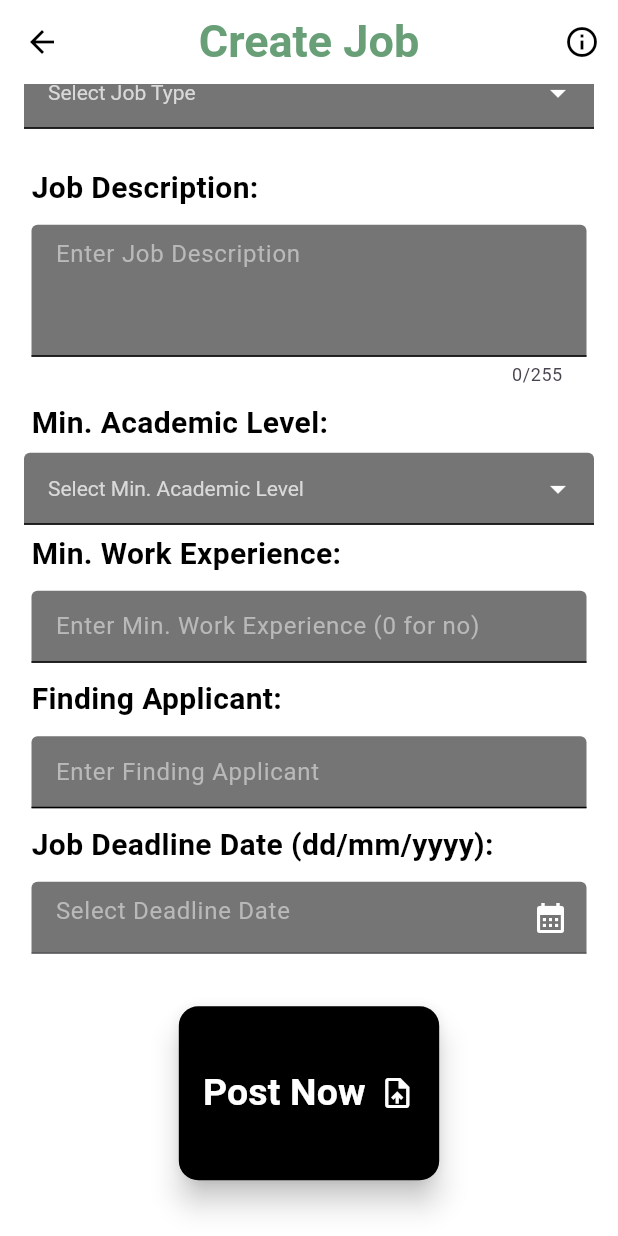
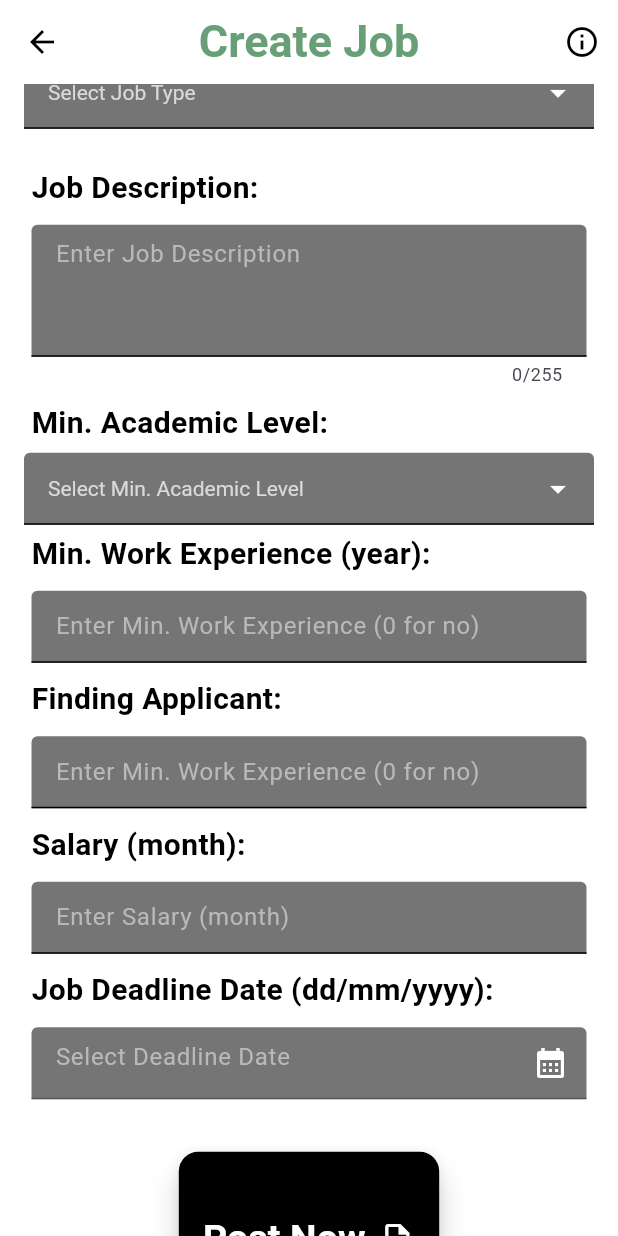
Before and after one commit to zhzhhyzh/velora-flutter, a Flutter app: the CreateJob screen opened directly, scrolled down 440 dp, on a phone screen of 412 x 824 dp. Run offline on Flutter 3.47's test engine with Material 3 defaults, Android fonts, the phone set to English and light mode, and no system bars; our stand-ins replace cached_network_image, cloud_firestore, curved_navigation_bar, firebase_auth, firebase_core, flex_color_scheme and 3 more; accounts and stored records are empty.

Commit message:
v46 salary field addon

```diff
--- a/lib/Jobs/create_job.dart
+++ b/lib/Jobs/create_job.dart
@@ -59,6 +59,9 @@ class _CreateJobState extends State<CreateJob> {
   final TextEditingController _minWorkController = TextEditingController(
     text: '',
   );
+  final TextEditingController _salaryController = TextEditingController(
+    text: '',
+  );
   final TextEditingController _finAppController = TextEditingController(
     text: '',
   );
@@ -79,7 +82,7 @@ class _CreateJobState extends State<CreateJob> {
     _minAcaController.dispose();
     _minWorkController.dispose();
     _deadlineController.dispose();
-
+    _salaryController.dispose();
     _finAppController.dispose();
   }
 
@@ -140,7 +143,7 @@ class _CreateJobState extends State<CreateJob> {
         inputFormatters: <TextInputFormatter>[
           FilteringTextInputFormatter.allow(RegExp(r'[0-9]')),
           FilteringTextInputFormatter.digitsOnly,
-          MaxValueInputFormatter(9999),
+          MaxValueInputFormatter(maxLength),
         ],
         controller: controller,
         enabled: enabled,
@@ -521,6 +524,7 @@ class _CreateJobState extends State<CreateJob> {
           'finApp': _finAppController.text,
           'deadline': _deadlineController.text,
           'deadlineTimestamp': dDateTimestamp,
+          'salary': _salaryController.text,
           'jobComments': [],
           'recruitment': true,
           'createdAt': Timestamp.now(),
@@ -543,6 +547,7 @@ class _CreateJobState extends State<CreateJob> {
         _minAcaController.clear();
         _finAppController.clear();
         _deadlineController.clear();
+        _salaryController.clear();
         imageFile = null;
         imageFile2 = null;
       } catch (e) {
@@ -798,13 +803,14 @@ class _CreateJobState extends State<CreateJob> {
                           },
                         ),
 
-                        _textTitles(label: 'Min. Work Experience:'),
+                        _textTitles(label: 'Min. Work Experience (year):'),
                         _textField(
                           valueKey: "minWork",
                           controller: _minWorkController,
                           enabled: true,
                           fct: () {},
-                          maxLength: 255,
+                          maxLength: 50,
+
                           hint: "Enter Min. Work Experience (0 for no)",
                           keyboardType: TextInputType.number,
                           inputFormatters: [
@@ -818,8 +824,23 @@ class _CreateJobState extends State<CreateJob> {
                           controller: _finAppController,
                           enabled: true,
                           fct: () {},
-                          maxLength: 255,
-                          hint: "Enter Finding Applicant",
+                          maxLength: 9999,
+
+                          hint: "Enter Min. Work Experience (0 for no)",
+                          keyboardType: TextInputType.number,
+                          inputFormatters: [
+                            FilteringTextInputFormatter.digitsOnly,
+                          ],
+                        ),
+
+                        _textTitles(label: 'Salary (month):'),
+                        _textField(
+                          valueKey: "salary",
+                          controller: _salaryController,
+                          enabled: true,
+                          fct: () {},
+                          maxLength: 1000000,
+                          hint: "Enter Salary (month)",
                           keyboardType: TextInputType.number,
                           inputFormatters: [
                             FilteringTextInputFormatter.digitsOnly,
```
